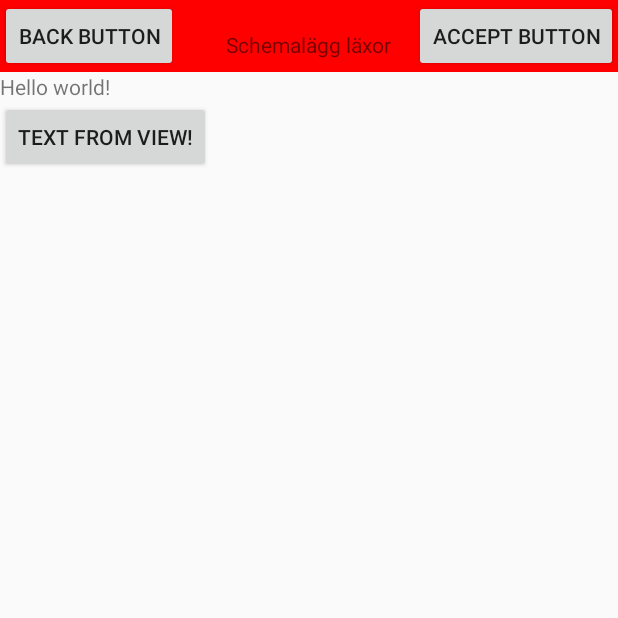
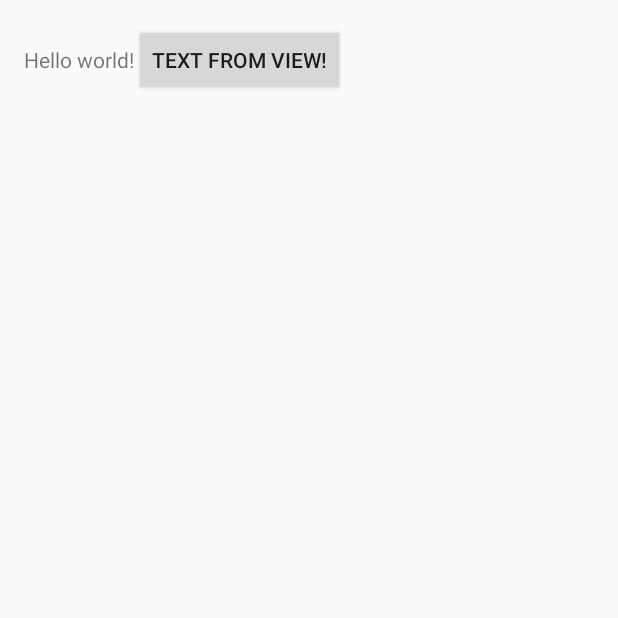
Before and after one commit to viclarsson/HomeWorkPlanner, an Android app: the screen it shows after launch (WeekActivity), on a phone screen of 412 x 824 dp, the top half of it. Run offline under Robolectric (Android 15) with nearby library versions, the phone set to English and light mode, and no system bars.

```diff
--- a/app/src/main/res/layout/activity_week.xml
+++ b/app/src/main/res/layout/activity_week.xml
@@ -1,28 +1,19 @@
 <LinearLayout xmlns:android="http://schemas.android.com/apk/res/android"
     xmlns:tools="http://schemas.android.com/tools"
-    android:orientation="vertical"
     android:layout_width="match_parent"
-    android:layout_height="match_parent"
+    android:layout_height="match_parent" android:paddingLeft="@dimen/activity_horizontal_margin"
+    android:paddingRight="@dimen/activity_horizontal_margin"
+    android:paddingTop="@dimen/activity_vertical_margin"
+    android:paddingBottom="@dimen/activity_vertical_margin"
     tools:context="iprog.group5.homeworkplanner.Week"
-    android:id="@+id/base"
-    android:weightSum="1">
-
-    <include
-        android:layout_width="wrap_content"
-        android:layout_height="wrap_content"
-        layout="@layout/top_menu" />
+    android:id="@+id/base">
 
     <TextView android:text="@string/hello_world" android:layout_width="wrap_content"
         android:layout_height="wrap_content" />
-
-
     <Button
         android:layout_width="wrap_content"
         android:layout_height="wrap_content"
         android:text="@string/greenButton"
         android:id="@+id/green_button"/>
 
-
-
-
 </LinearLayout>
--- a/app/src/main/res/values/strings.xml
+++ b/app/src/main/res/values/strings.xml
@@ -7,8 +7,4 @@
     <string name="math">Math</string>
     <string name="swedish">Swedish</string>
     <string name="greenButton">GreenButton!</string>
-
-    <!-- top_menu -->
-    <string name="topText">Schemalägg läxor</string>
-
 </resources>
```
Also changed, not shown: 1 other file.
